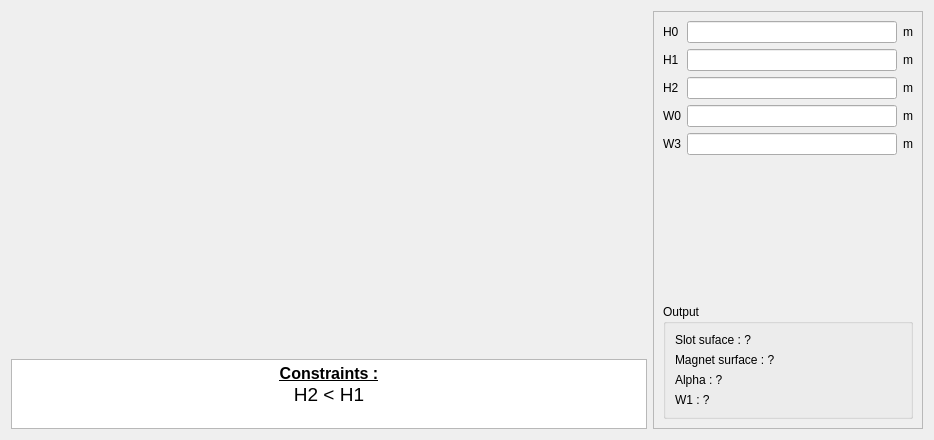
Qt form pyleecan/GUI/Dialog/DMachineSetup/SMHoleMag/PHoleM52/PHoleM52.ui (Eomys/pyleecan) before a commit.
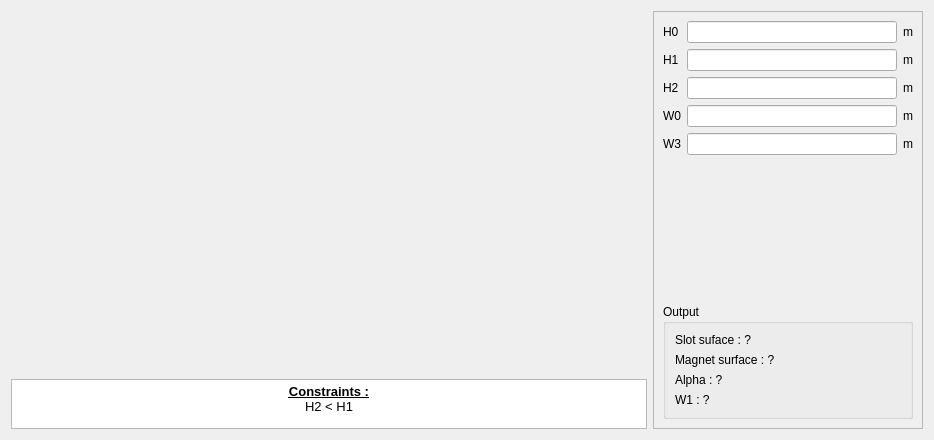
The same form after that commit. Icons and pictures are not drawn. Custom widgets are drawn as their Qt base class.

Commit message: [NF] update QTextEdit font when generating GUI + better display math symbols

```diff
--- a/pyleecan/GUI/Dialog/DMachineSetup/SMHoleMag/PHoleM52/PHoleM52.ui
+++ b/pyleecan/GUI/Dialog/DMachineSetup/SMHoleMag/PHoleM52/PHoleM52.ui
@@ -79,7 +79,7 @@
        <property name="maximumSize">
         <size>
          <width>16777215</width>
-         <height>70</height>
+         <height>50</height>
         </size>
        </property>
        <property name="verticalScrollBarPolicy">
@@ -90,8 +90,8 @@
 &lt;html&gt;&lt;head&gt;&lt;meta name=&quot;qrichtext&quot; content=&quot;1&quot; /&gt;&lt;style type=&quot;text/css&quot;&gt;
 p, li { white-space: pre-wrap; }
 &lt;/style&gt;&lt;/head&gt;&lt;body style=&quot; font-family:'MS Shell Dlg 2'; font-size:7.8pt; font-weight:400; font-style:normal;&quot;&gt;
-&lt;p align=&quot;center&quot; style=&quot; margin-top:0px; margin-bottom:0px; margin-left:0px; margin-right:0px; -qt-block-indent:0; text-indent:0px;&quot;&gt;&lt;span style=&quot; font-size:12pt; font-weight:600; text-decoration: underline;&quot;&gt;Constraints :&lt;/span&gt;&lt;/p&gt;
-&lt;p align=&quot;center&quot; style=&quot; margin-top:0px; margin-bottom:0px; margin-left:0px; margin-right:0px; -qt-block-indent:0; text-indent:0px;&quot;&gt;&lt;span style=&quot; font-size:14pt;&quot;&gt;H2 &amp;lt; H1&lt;/span&gt;&lt;/p&gt;
+&lt;p align=&quot;center&quot; style=&quot; margin-top:0px; margin-bottom:0px; margin-left:0px; margin-right:0px; -qt-block-indent:0; text-indent:0px;&quot;&gt;&lt;span style=&quot; font-size:10pt; font-weight:600; text-decoration: underline;&quot;&gt;Constraints :&lt;/span&gt;&lt;/p&gt;
+&lt;p align=&quot;center&quot; style=&quot; margin-top:0px; margin-bottom:0px; margin-left:0px; margin-right:0px; -qt-block-indent:0; text-indent:0px;&quot;&gt;&lt;span style=&quot; font-size:10pt;&quot;&gt;H2 &amp;lt; H1&lt;/span&gt;&lt;/p&gt;
 &lt;p align=&quot;center&quot; style=&quot;-qt-paragraph-type:empty; margin-top:0px; margin-bottom:0px; margin-left:0px; margin-right:0px; -qt-block-indent:0; text-indent:0px; font-size:8pt;&quot;&gt;&lt;br /&gt;&lt;/p&gt;&lt;/body&gt;&lt;/html&gt;</string>
        </property>
        <property name="textInteractionFlags">
@@ -300,17 +300,17 @@
   </layout>
  </widget>
  <customwidgets>
-  <customwidget>
-   <class>FloatEdit</class>
-   <extends>QLineEdit</extends>
-   <header>......GUI/Tools/FloatEdit.h</header>
-  </customwidget>
   <customwidget>
    <class>WMatSelect</class>
    <extends>QWidget</extends>
    <header>......GUI.Dialog.DMatLib.WMatSelect.WMatSelect.h</header>
    <container>1</container>
   </customwidget>
+  <customwidget>
+   <class>FloatEdit</class>
+   <extends>QLineEdit</extends>
+   <header>......GUI/Tools/FloatEdit.h</header>
+  </customwidget>
  </customwidgets>
  <tabstops>
   <tabstop>lf_H0</tabstop>
```
The commit also changes 66 other files.
